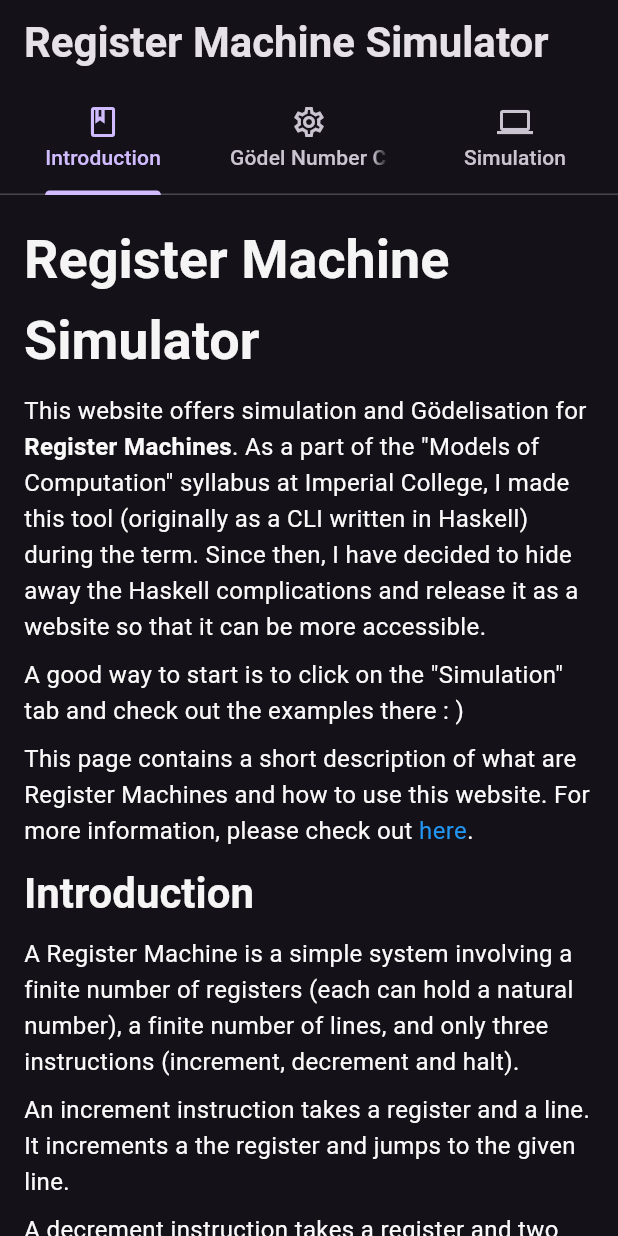
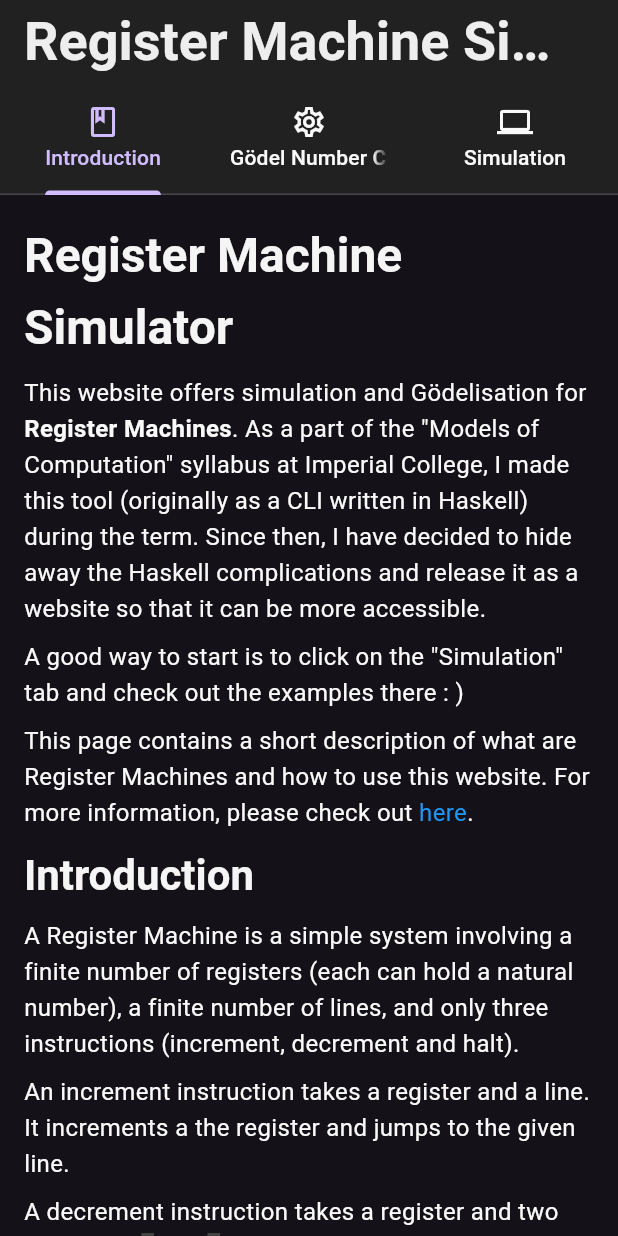
Before and after one commit to MMZK1526/rm_front_end, a Flutter app: the screen it shows after launch, tab 2 chosen, on a phone screen of 412 x 824 dp. Run offline on Flutter 3.47's test engine with Material 2 defaults, Android fonts, the phone set to English and light mode, and no system bars; our stand-ins replace dartz, flutter_markdown; missing offline and left inert: dart:html; network calls fail.

Commit message:
[mmzk] (feat) Adjust theme

```diff
--- a/lib/main.dart
+++ b/lib/main.dart
@@ -10,6 +10,15 @@ void main() {
 }
 
 final theme = ThemeData.dark(useMaterial3: true).copyWith(
+  appBarTheme: AppBarTheme(
+    backgroundColor: Colors.grey.shade900,
+    titleTextStyle: TextStyle(
+      fontSize: 36.0,
+      color: Colors.grey.shade200,
+      fontWeight: FontWeight.bold,
+    ),
+  ),
+  cardTheme: CardTheme(color: Colors.grey.shade800),
   inputDecorationTheme: const InputDecorationTheme(
     border: OutlineInputBorder(),
     contentPadding: EdgeInsets.symmetric(
@@ -17,9 +26,10 @@ final theme = ThemeData.dark(useMaterial3: true).copyWith(
       horizontal: 20.0,
     ),
   ),
+  tabBarTheme: TabBarTheme(unselectedLabelColor: Colors.grey.shade50),
   textTheme: TextTheme(
     headlineSmall: TextStyle(
-      fontSize: 36.0,
+      fontSize: 32.0,
       color: Colors.grey.shade100,
       fontWeight: FontWeight.bold,
       height: 1.5,
```
